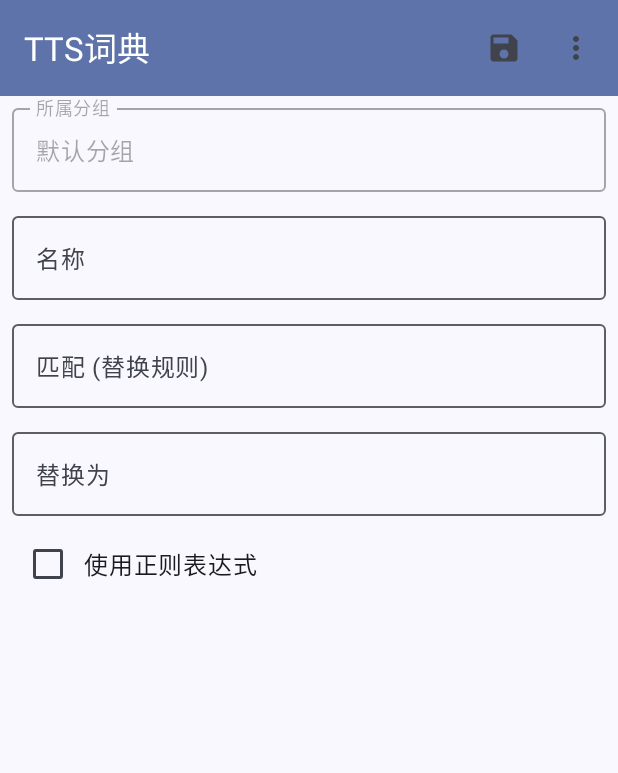
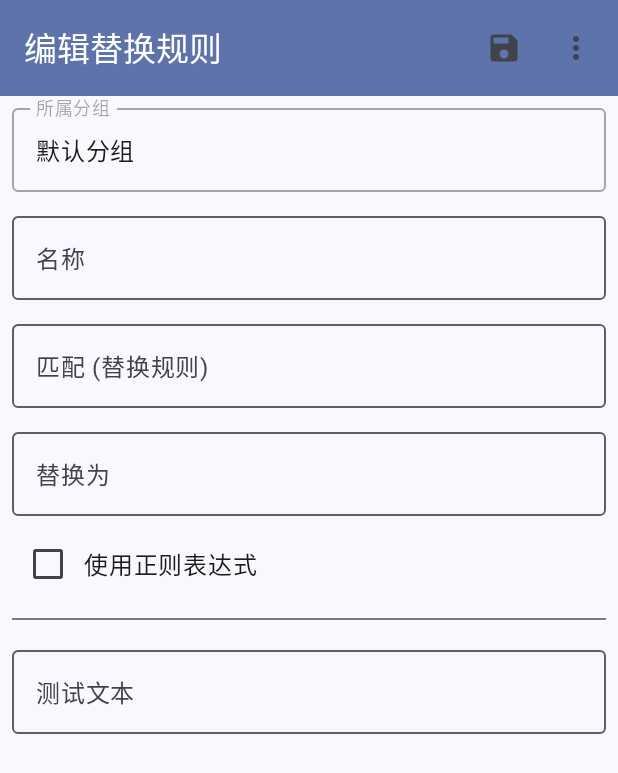
Before and after one commit to jing332/TtsDictEditor, an Android app built with Jetpack Compose: the RuleEditActivity screen opened directly, with no data from a screen before it, on a phone screen of 412 x 824 dp. Shown: the top 773 px of the screen. Run offline under Robolectric (Android 15) with nearby library versions, the phone set to English and light mode, and no system bars; our stand-ins replace accompanist.

Commit message:
feat: 支持测试替换

```diff
--- a/app/src/main/AndroidManifest.xml
+++ b/app/src/main/AndroidManifest.xml
@@ -84,6 +84,7 @@
 
         <activity
             android:name=".ui.replace.edit.RuleEditActivity"
+            android:windowSoftInputMode="adjustResize"
             android:exported="true" />
     </application>
 
--- a/app/src/main/java/com/github/jing332/tts_dict_editor/ui/MainActivity.kt
+++ b/app/src/main/java/com/github/jing332/tts_dict_editor/ui/MainActivity.kt
@@ -47,16 +47,14 @@ import androidx.constraintlayout.compose.Dimension
 import androidx.core.app.ActivityCompat
 import androidx.core.content.ContextCompat
 import androidx.core.view.WindowCompat
-import androidx.documentfile.provider.DocumentFile
 import com.github.jing332.tts_dict_editor.R
 import com.github.jing332.tts_dict_editor.data.appDb
 import com.github.jing332.tts_dict_editor.data.entites.DictFile
-import com.github.jing332.tts_dict_editor.ui.Widgets.TransparentSystemBars
+import com.github.jing332.tts_dict_editor.ui.widget.Widgets.TransparentSystemBars
 import com.github.jing332.tts_dict_editor.ui.edit.DictFileEditActivity
 import com.github.jing332.tts_dict_editor.ui.replace.RuleManagerActivity
 import com.github.jing332.tts_dict_editor.ui.theme.AppTheme
 import com.github.jing332.tts_server_android.util.longToast
-import com.github.jing332.tts_server_android.util.toast
 import com.github.jing332.tts_server_android.utils.ASFUriUtils.getPath
 import me.saket.cascade.CascadeDropdownMenu
 import me.saket.cascade.rememberCascadeState
--- a/app/src/main/java/com/github/jing332/tts_dict_editor/ui/edit/DictFileEditActivity.kt
+++ b/app/src/main/java/com/github/jing332/tts_dict_editor/ui/edit/DictFileEditActivity.kt
@@ -5,7 +5,6 @@ import android.os.Bundle
 import android.os.Environment
 import androidx.activity.ComponentActivity
 import androidx.activity.compose.setContent
-import androidx.activity.result.contract.ActivityResultContracts
 import androidx.activity.viewModels
 import androidx.compose.foundation.layout.Column
 import androidx.compose.foundation.layout.Spacer
@@ -36,9 +35,8 @@ import com.github.jing332.tts_dict_editor.R
 import com.github.jing332.tts_dict_editor.const.IntentKeys
 import com.github.jing332.tts_dict_editor.data.entites.DictFile
 import com.github.jing332.tts_dict_editor.ui.AppActivityResultContracts
-import com.github.jing332.tts_dict_editor.ui.Widgets
+import com.github.jing332.tts_dict_editor.ui.widget.Widgets
 import com.github.jing332.tts_dict_editor.ui.theme.AppTheme
-import com.github.jing332.tts_dict_editor.utils.FileUriTools
 import com.github.jing332.tts_dict_editor.utils.FileUriTools.toContentUri
 import com.github.jing332.tts_server_android.utils.ASFUriUtils.getPath
 
--- a/app/src/main/java/com/github/jing332/tts_dict_editor/ui/filepicker/FilePickerActivity.kt
+++ b/app/src/main/java/com/github/jing332/tts_dict_editor/ui/filepicker/FilePickerActivity.kt
@@ -9,7 +9,6 @@ import android.os.Build
 import android.os.Bundle
 import android.os.Environment
 import android.provider.Settings
-import android.util.Log
 import androidx.activity.ComponentActivity
 import androidx.activity.compose.setContent
 import androidx.activity.result.contract.ActivityResultContracts
@@ -47,14 +46,13 @@ import androidx.navigation.compose.composable
 import androidx.navigation.compose.rememberNavController
 import androidx.navigation.navArgument
 import androidx.navigation.navOptions
-import com.github.jing332.tts_dict_editor.ui.Widgets
+import com.github.jing332.tts_dict_editor.ui.widget.Widgets
 import com.github.jing332.tts_dict_editor.ui.theme.AppTheme
 import com.github.jing332.tts_dict_editor.utils.FilePermissionTools
 import com.github.jing332.tts_dict_editor.utils.FileTools
 import com.github.jing332.tts_dict_editor.utils.FileUriTools.toContentUri
 import com.github.jing332.tts_server_android.util.longToast
 import com.github.jing332.tts_server_android.util.toast
-import java.io.File
 import java.net.URLDecoder
 import java.net.URLEncoder
 
--- a/app/src/main/java/com/github/jing332/tts_dict_editor/ui/replace/RuleManagerActivity.kt
+++ b/app/src/main/java/com/github/jing332/tts_dict_editor/ui/replace/RuleManagerActivity.kt
@@ -50,7 +50,6 @@ import androidx.compose.runtime.setValue
 import androidx.compose.ui.Alignment
 import androidx.compose.ui.Modifier
 import androidx.compose.ui.graphics.Color
-import androidx.compose.ui.platform.LocalContext
 import androidx.compose.ui.res.painterResource
 import androidx.compose.ui.res.stringResource
 import androidx.compose.ui.text.font.FontWeight
@@ -63,7 +62,7 @@ import com.github.jing332.tts_dict_editor.help.ReplaceRule
 import com.github.jing332.tts_dict_editor.help.ReplaceRuleGroup
 import com.github.jing332.tts_dict_editor.ui.AppActivityResultContracts
 import com.github.jing332.tts_dict_editor.ui.ErrorDialog
-import com.github.jing332.tts_dict_editor.ui.Widgets
+import com.github.jing332.tts_dict_editor.ui.widget.Widgets
 import com.github.jing332.tts_dict_editor.ui.theme.AppTheme
 import com.github.jing332.tts_dict_editor.utils.observeNoSticky
 import com.github.jing332.tts_server_android.util.longToast
@@ -71,8 +70,6 @@ import com.github.jing332.tts_server_android.utils.ASFUriUtils.getPath
 import kotlinx.coroutines.launch
 import me.saket.cascade.CascadeDropdownMenu
 import me.saket.cascade.rememberCascadeState
-import okio.buffer
-import okio.sink
 
 class RuleManagerActivity : ComponentActivity() {
     companion object {
--- a/app/src/main/java/com/github/jing332/tts_dict_editor/ui/replace/edit/RuleEditActivity.kt
+++ b/app/src/main/java/com/github/jing332/tts_dict_editor/ui/replace/edit/RuleEditActivity.kt
@@ -11,11 +11,18 @@ import androidx.compose.foundation.layout.Column
 import androidx.compose.foundation.layout.Row
 import androidx.compose.foundation.layout.fillMaxSize
 import androidx.compose.foundation.layout.fillMaxWidth
+import androidx.compose.foundation.layout.imePadding
 import androidx.compose.foundation.layout.padding
+import androidx.compose.foundation.rememberScrollState
+import androidx.compose.foundation.selection.selectable
+import androidx.compose.foundation.selection.selectableGroup
+import androidx.compose.foundation.text.selection.SelectionContainer
+import androidx.compose.foundation.verticalScroll
 import androidx.compose.material.icons.Icons
 import androidx.compose.material.icons.filled.MoreVert
 import androidx.compose.material.icons.filled.Save
 import androidx.compose.material3.Checkbox
+import androidx.compose.material3.Divider
 import androidx.compose.material3.ExperimentalMaterial3Api
 import androidx.compose.material3.Icon
 import androidx.compose.material3.IconButton
@@ -39,11 +46,11 @@ import androidx.compose.ui.unit.dp
 import androidx.core.view.WindowCompat
 import com.github.jing332.tts_dict_editor.R
 import com.github.jing332.tts_dict_editor.const.IntentKeys
-import com.github.jing332.tts_dict_editor.ui.Widgets
 import com.github.jing332.tts_dict_editor.help.ReplaceRule
 import com.github.jing332.tts_dict_editor.help.ReplaceRuleGroup
 import com.github.jing332.tts_dict_editor.ui.theme.AppTheme
 import com.github.jing332.tts_dict_editor.ui.widget.DropMenuTextField
+import com.github.jing332.tts_dict_editor.ui.widget.Widgets
 
 @Suppress("DEPRECATION")
 class RuleEditActivity : ComponentActivity() {
@@ -59,7 +66,6 @@ class RuleEditActivity : ComponentActivity() {
         WindowCompat.setDecorFitsSystemWindows(window, false)
 
         val rule = intent.getParcelableExtra<ReplaceRule>(IntentKeys.KEY_DATA)
-
         val groups =
             intent.getParcelableArrayExtra(KEY_GROUPS)?.map { it as ReplaceRuleGroup }
         vm.init(rule, groups ?: listOf(ReplaceRuleGroup(getString(R.string.default_group))))
@@ -68,10 +74,11 @@ class RuleEditActivity : ComponentActivity() {
             AppTheme {
                 Widgets.TransparentSystemBars()
                 Scaffold(
+                    modifier = Modifier.imePadding(),
                     topBar = {
                         TopAppBar(
                             modifier = Modifier.fillMaxWidth(),
-                            title = { Text(text = stringResource(id = R.string.app_name)) },
+                            title = { Text(text = stringResource(id = R.string.edit_replace_rule)) },
                             colors = TopAppBarDefaults.topAppBarColors(
                                 containerColor = MaterialTheme.colorScheme.primaryContainer,
                                 titleContentColor = MaterialTheme.colorScheme.onPrimaryContainer
@@ -98,7 +105,11 @@ class RuleEditActivity : ComponentActivity() {
                         )
                     },
                     content = { pad ->
-                        Surface(modifier = Modifier.padding(pad)) {
+                        Surface(
+                            modifier = Modifier
+                                .padding(pad)
+                                .verticalScroll(rememberScrollState())
+                        ) {
                             Screen(
                                 group = vm.groupKeyState.value,
                                 groupKeys = vm.groupsState,
@@ -109,6 +120,13 @@ class RuleEditActivity : ComponentActivity() {
                                 vm.patternState.value, vm::setPattern,
                                 vm.replacementState.value, vm::setReplacement,
                                 vm.isRegexState.value, vm::setIsRegex,
+                                onTest = {
+                                    (try {
+                                        vm.doReplace(it)
+                                    } catch (e: Exception) {
+                                        e.message ?: ""
+                                    })
+                                }
                             )
                         }
                     }
@@ -119,7 +137,7 @@ class RuleEditActivity : ComponentActivity() {
     }
 
     @Composable
-    fun Screen(
+    private fun Screen(
         group: ReplaceRuleGroup,
         groupKeys: List<ReplaceRuleGroup>,
         groupValues: List<String>,
@@ -133,6 +151,8 @@ class RuleEditActivity : ComponentActivity() {
         onReplacementValueChange: (String) -> Unit,
         isRegex: Boolean,
         onIsRegexChange: (Boolean) -> Unit,
+
+        onTest: (String) -> String,
     ) {
         Column(
             modifier = Modifier
@@ -184,8 +204,36 @@ class RuleEditActivity : ComponentActivity() {
                 )
                 Text(
                     text = stringResource(R.string.use_regex),
-                    modifier = Modifier.align(Alignment.CenterVertically)
+                    modifier = Modifier
+                        .align(Alignment.CenterVertically)
+                        .padding(end = 8.dp)
                 )
+            }
+
+            Divider(
+                modifier = Modifier
+                    .fillMaxWidth()
+                    .padding(vertical = 4.dp)
+            )
+
+
+            var testText by remember { mutableStateOf("") }
+            var testResult by remember { mutableStateOf("") }
+
+            OutlinedTextField(
+                label = { Text(stringResource(R.string.test_text)) },
+                value = testText,
+                onValueChange = {
+                    testText = it
+                    testResult = onTest.invoke(it)
+                },
+                modifier = Modifier.fillMaxWidth()
+            )
+
+            if (testText.isNotEmpty())
+                Text(stringResource(R.string.label_result))
+            SelectionContainer {
+                Text(text = testResult, style = MaterialTheme.typography.bodyMedium)
             }
         }
     }
--- a/app/src/main/java/com/github/jing332/tts_dict_editor/ui/widget/DropMenuTextField.kt
+++ b/app/src/main/java/com/github/jing332/tts_dict_editor/ui/widget/DropMenuTextField.kt
@@ -46,7 +46,11 @@ fun DropMenuTextField(
             label = label,
             readOnly = true,
             enabled = false,
-            colors = TextFieldDefaults.colors(disabledContainerColor = MaterialTheme.colorScheme.surface),
+            colors = TextFieldDefaults.colors(
+                disabledContainerColor = MaterialTheme.colorScheme.surface,
+                disabledTextColor = MaterialTheme.colorScheme.onSurface,
+                disabledLabelColor = MaterialTheme.colorScheme.onSurface.copy(0.38f),
+            ),
             modifier = Modifier
                 .fillMaxWidth()
                 .clickable(
--- a/app/src/main/java/com/github/jing332/tts_dict_editor/ui/Widgets.kt
+++ b/app/src/main/java/com/github/jing332/tts_dict_editor/ui/widget/Widgets.kt
@@ -1,4 +1,4 @@
-package com.github.jing332.tts_dict_editor.ui
+package com.github.jing332.tts_dict_editor.ui.widget
 
 import androidx.compose.foundation.gestures.scrollable
 import androidx.compose.foundation.horizontalScroll
--- a/app/src/main/res/values/strings.xml
+++ b/app/src/main/res/values/strings.xml
@@ -33,4 +33,8 @@
     <string name="edit">编辑</string>
     <string name="belonging_group">所属分组</string>
     <string name="default_group">默认分组</string>
+    <string name="edit_replace_rule">编辑替换规则</string>
+    <string name="test_text">测试文本</string>
+    <string name="result_null">空</string>
+    <string name="label_result">结果：</string>
 </resources>
```
Also changed, not shown: app/src/main/java/com/github/jing332/tts_dict_editor/ui/replace/RuleManagerViewModel.kt (+3 -7 lines), app/src/main/java/com/github/jing332/tts_dict_editor/ui/replace/edit/RuleEditViewModel.kt (+7 -1 lines).
